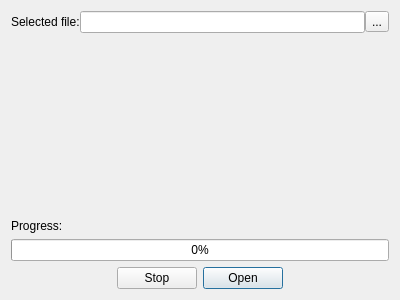
The window that design/opendialog.ui (kokimame/joytan) describes before a commit, drawn with Qt 5.
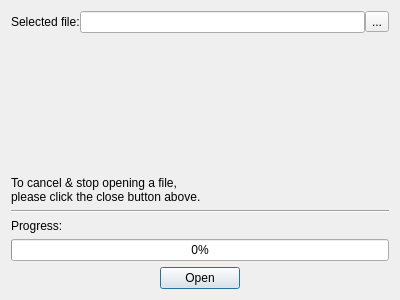
The same window after the commit.

Commit message: Forcibly stop opening/loading a CSV file

```diff
--- a/design/opendialog.ui
+++ b/design/opendialog.ui
@@ -58,6 +58,24 @@
      </property>
     </spacer>
    </item>
+   <item>
+    <widget class="QLabel" name="label">
+     <property name="text">
+      <string>&lt;html&gt;&lt;style&gt;
+p.small {
+    line-height: 1px;
+}
+&lt;/style&gt;&lt;head/&gt;&lt;body&gt;&lt;p&gt;To cancel &amp;amp; stop opening a file, &lt;br&gt;please click the close button above.&lt;/p&gt;&lt;/body&gt;&lt;/html&gt;</string>
+     </property>
+    </widget>
+   </item>
+   <item>
+    <widget class="Line" name="line">
+     <property name="orientation">
+      <enum>Qt::Horizontal</enum>
+     </property>
+    </widget>
+   </item>
    <item>
     <layout class="QHBoxLayout" name="horizontalLayout_3">
      <item>
@@ -104,13 +122,6 @@
        </property>
       </spacer>
      </item>
-     <item>
-      <widget class="QPushButton" name="stopBtn">
-       <property name="text">
-        <string>Stop</string>
-       </property>
-      </widget>
-     </item>
      <item>
       <widget class="QPushButton" name="openBtn">
        <property name="text">
```
The commit also changes 3 other files.
